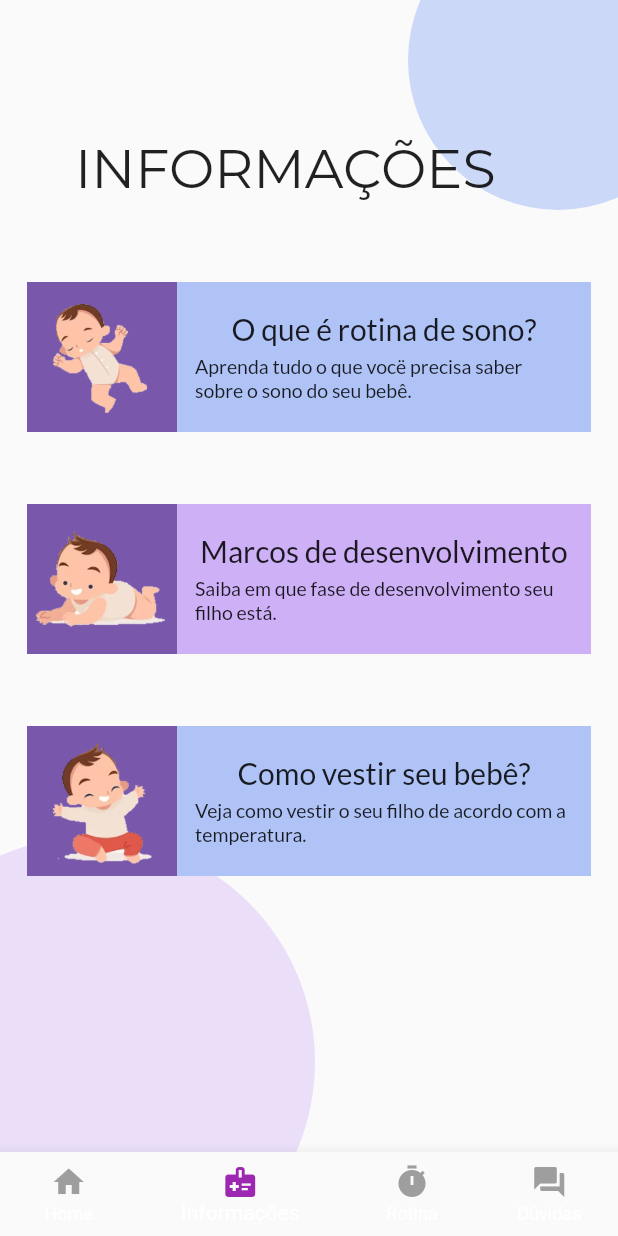
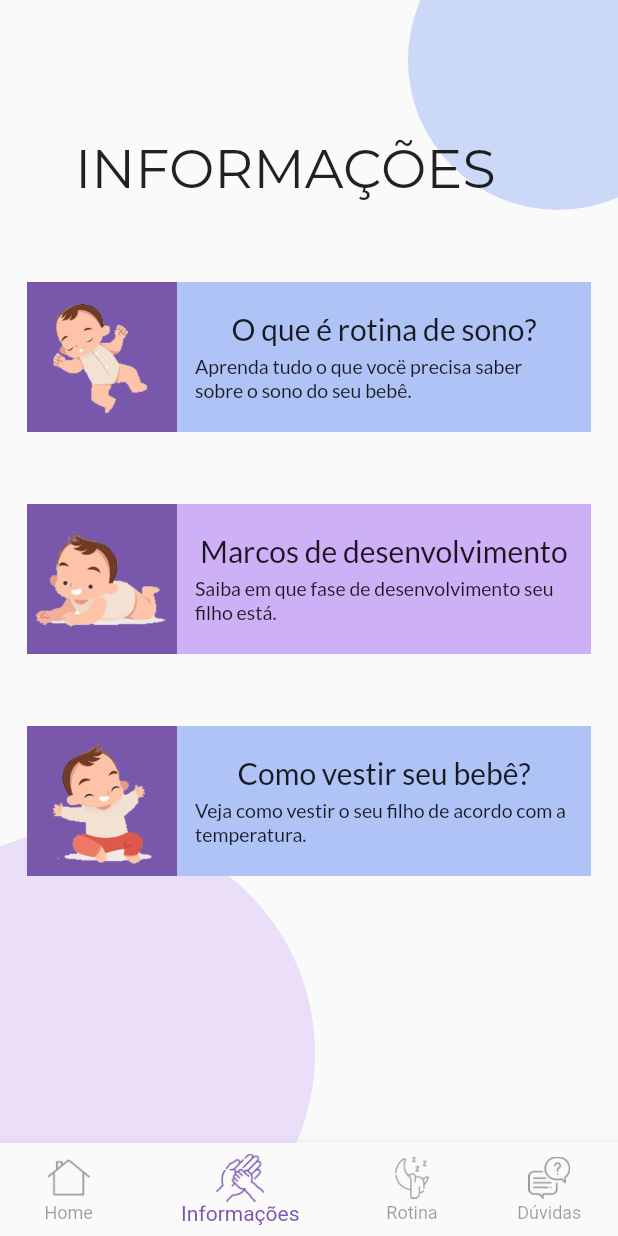
Before and after one commit to LizandraLuth/AppSono, a Flutter app: the screen it shows after launch, item 2 of the bottom bar chosen, on a phone screen of 412 x 824 dp. Run offline on Flutter 3.47's test engine with Material 2 defaults, Android fonts, the phone set to English and light mode, and no system bars; our stand-ins replace carousel_slider, dots_indicator, timeline_tile, youtube_player_flutter.

Commit message:
ultimos ajustes

```diff
--- a/lib/features/navigation/ui/main_page.dart
+++ b/lib/features/navigation/ui/main_page.dart
@@ -1,4 +1,5 @@
 import 'package:flutter/material.dart';
+import 'package:rotina_sono/config/utils/colors_utils.dart';
 import 'package:rotina_sono/features/dubts/ui/dubts_page.dart';
 import 'package:rotina_sono/features/home/ui/homes_page.dart';
 import 'package:rotina_sono/features/information/ui/information_page.dart';
@@ -26,6 +27,8 @@ class _MainPageState extends State<MainPage> {
     return Scaffold(
         body: _telas[currentIndex],
         bottomNavigationBar: BottomNavigationBar(
+            unselectedItemColor: Colors.black38,
+            selectedItemColor: ColorsUtil.purpleOne,
             showUnselectedLabels: true,
             currentIndex: currentIndex,
             onTap: (int index) {
@@ -36,31 +39,44 @@ class _MainPageState extends State<MainPage> {
             },
             items: [
               BottomNavigationBarItem(
-                icon: Icon(Icons.home, color: Colors.grey),
-                activeIcon: Icon(Icons.home, color: Colors.purple),
-                label: 'Home',
-              ),
+                  icon: Image.asset(
+                    'assets/images/icon_home.png',color: Colors.black38,
+                    width: 28,
+                  ),
+                  activeIcon: Image.asset(
+                    'assets/images/icon_home.png',color: ColorsUtil.purpleOne,
+                    width: 32,
+                  ),
+                  label: 'Home'),
               BottomNavigationBarItem(
-                  icon: Icon(
-                    Icons.medical_information,
-                    color: Colors.grey,
+                  icon: Image.asset(
+                    'assets/images/icon_informations.png',color: Colors.black38,
+                    width: 28,
                   ),
-                  activeIcon:
-                      Icon(Icons.medical_information, color: Colors.purple),
+                  activeIcon: Image.asset(
+                    'assets/images/icon_informations.png',color: ColorsUtil.purpleOne,
+                    width: 32,
+                  ),
                   label: 'Informações'),
               BottomNavigationBarItem(
-                  icon: Icon(
-                    Icons.timer,
-                    color: Colors.grey,
+                  icon: Image.asset(
+                    'assets/images/icon_moon.png',color: Colors.black38,
+                    width: 28,
                   ),
-                  activeIcon: Icon(Icons.timer, color: Colors.purple),
+                  activeIcon: Image.asset(
+                    'assets/images/icon_moon.png',color: ColorsUtil.purpleOne,
+                    width: 32,
+                  ),
                   label: 'Rotina'),
               BottomNavigationBarItem(
-                  icon: Icon(
-                    Icons.question_answer,
-                    color: Colors.grey,
+                  icon: Image.asset(
+                    'assets/images/icon_doubts.png',color: Colors.black38,
+                    width: 28,
                   ),
-                  activeIcon: Icon(Icons.question_answer, color: Colors.purple),
+                  activeIcon: Image.asset(
+                    'assets/images/icon_doubts.png',color: ColorsUtil.purpleOne,
+                    width: 32,
+                  ),
                   label: 'Dúvidas')
             ]));
   }
--- a/pubspec.yaml
+++ b/pubspec.yaml
@@ -34,6 +34,7 @@ dependencies:
   carousel_slider: ^4.2.1
   dots_indicator: ^3.0.0
   timeline_tile: ^2.0.0
+  youtube_player_flutter: ^8.1.2
 
 dev_dependencies:
   flutter_test:
```
Also changed, not shown: lib/features/home/ui/homes_page.dart (+28 -3 lines), assets/images/icon_doubts.png (added), assets/images/icon_home.png (added), assets/images/icon_informations.png (added), assets/images/icon_moon.png (added), pubspec.lock, 2 other files.
